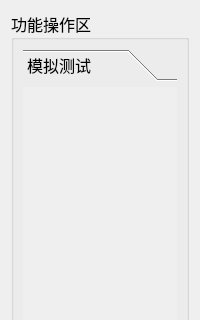
Old version of the form IDC_TestSystem/IP-PDU/ip_toolbox/ip_toolboxwid.ui in the repository ChinaClever/IDC_TestSystem; both pictures show x 0 to 200 and y 0 to 320 of the 200 by 600 pixel window.
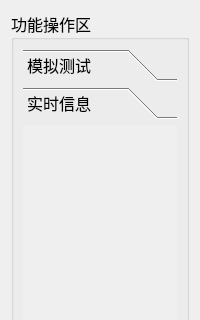
New version of the form. The open tabs and pages were chosen to show the change.

The edit to the form file:
```diff
--- a/IDC_TestSystem/IP-PDU/ip_toolbox/ip_toolboxwid.ui
+++ b/IDC_TestSystem/IP-PDU/ip_toolbox/ip_toolboxwid.ui
@@ -42,14 +42,27 @@
           <rect>
            <x>0</x>
            <y>0</y>
-           <width>158</width>
-           <height>394</height>
+           <width>154</width>
+           <height>317</height>
           </rect>
          </property>
          <attribute name="label">
           <string>模拟测试</string>
          </attribute>
         </widget>
+        <widget class="QWidget" name="statusPage">
+         <property name="geometry">
+          <rect>
+           <x>0</x>
+           <y>0</y>
+           <width>98</width>
+           <height>28</height>
+          </rect>
+         </property>
+         <attribute name="label">
+          <string>实时信息</string>
+         </attribute>
+        </widget>
         <widget class="QWidget" name="logsPage">
          <property name="geometry">
           <rect>
```
